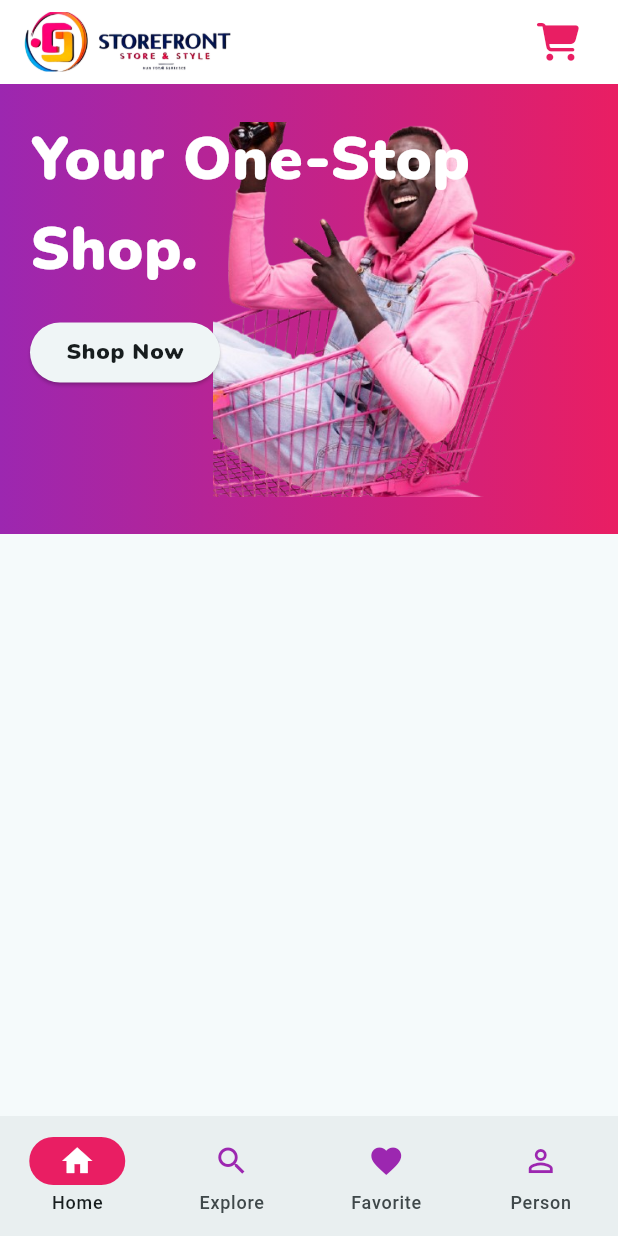
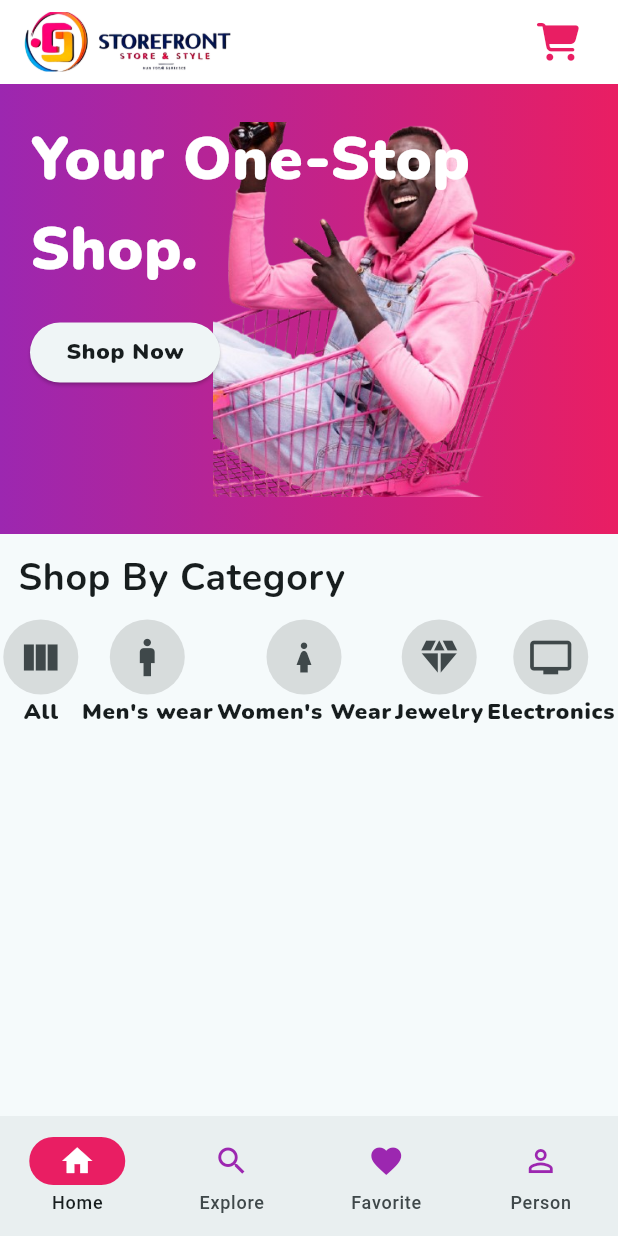
Before and after one commit to gilbert-ku/StoreFront-App, a Flutter app: the screen it shows after launch, on a phone screen of 412 x 824 dp. Run offline on Flutter 3.47's test engine with Material 3 defaults, Android fonts, the phone set to English and light mode, and no system bars; our stand-ins replace cloud_firestore, firebase_analytics, firebase_auth, firebase_core, fluttertoast, font_awesome_flutter and 2 more; accounts and stored records are empty.

Commit message:
feat(cateory): add category section

```diff
--- a/lib/views/home/home_page.dart
+++ b/lib/views/home/home_page.dart
@@ -1,5 +1,6 @@
 import 'package:flutter/material.dart';
 import 'package:font_awesome_flutter/font_awesome_flutter.dart';
+import 'package:storefront/views/home/widgets/category_section.dart';
 import 'package:storefront/views/home/widgets/hero_section.dart';
 
 class Homepage extends StatefulWidget {
@@ -56,6 +57,10 @@ class _HomepageState extends State<Homepage> {
             Column(
               children: [
                 HeroSection(),
+
+                SizedBox(height: 10,),
+
+                CategorySection(),
               ],
             )
           ],
--- /dev/null
+++ b/lib/views/home/widgets/category_section.dart
@@ -0,0 +1,181 @@
+import 'package:flutter/material.dart';
+
+class CategorySection extends StatefulWidget {
+  const CategorySection({super.key});
+
+  @override
+  State<CategorySection> createState() => _CategorySectionState();
+}
+
+class _CategorySectionState extends State<CategorySection> {
+  @override
+  Widget build(BuildContext context) {
+    return Column(
+      children: [
+        Align(
+          alignment: Alignment.bottomLeft,
+          child: Padding(
+            padding: const EdgeInsets.symmetric(horizontal: 12.0),
+            child: Text(
+              "Shop By Category",
+              style: Theme.of(context)
+                  .textTheme
+                  .bodyLarge
+                  ?.copyWith(fontSize: 25, fontWeight: FontWeight.bold),
+            ),
+          ),
+        ),
+        const SizedBox(
+          height: 10,
+        ),
+        Row(
+          mainAxisAlignment: MainAxisAlignment.spaceEvenly,
+          children: [
+            Center(
+              child: Column(
+                children: [
+
+                  // all
+                  Column(
+                    children: [
+                      Container(
+                        height: 50,
+                        width: 50,
+                        decoration: BoxDecoration(
+                            color: Colors.black12,
+                            borderRadius: BorderRadius.circular(100)),
+                        child: Center(
+                          child: IconButton(
+                            iconSize: 30,
+                            icon: const Icon(Icons.view_column),
+                            onPressed: () {},
+                          ),
+                        ),
+                      ),
+                      Text(
+                        "All",
+                        style: Theme.of(context).textTheme.bodyLarge?.copyWith(
+                              fontWeight: FontWeight.w900,
+                              fontSize: 15,
+                            ),
+                      ),
+                    ],
+                  ),
+                ],
+              ),
+            ),
+
+            // men
+            Column(
+              children: [
+                Container(
+                  height: 50,
+                  width: 50,
+                  decoration: BoxDecoration(
+                      color: Colors.black12,
+                      borderRadius: BorderRadius.circular(100)),
+                  child: Center(
+                    child: IconButton(
+                      iconSize: 30,
+                      icon: const Icon(Icons.man),
+                      onPressed: () {},
+                    ),
+                  ),
+                ),
+                Text(
+                  "Men's wear",
+                  style: Theme.of(context).textTheme.bodyLarge?.copyWith(
+                        fontWeight: FontWeight.w900,
+                        fontSize: 15,
+                      ),
+                ),
+              ],
+            ),
+
+            // women
+            Column(
+              children: [
+                Container(
+                  height: 50,
+                  width: 50,
+                  decoration: BoxDecoration(
+                      color: Colors.black12,
+                      borderRadius: BorderRadius.circular(100)),
+                  child: Center(
+                    child: IconButton(
+                      iconSize: 30,
+                      icon: const Icon(Icons.girl),
+                      onPressed: () {},
+                    ),
+                  ),
+                ),
+                Text(
+                  "Women's Wear",
+                  style: Theme.of(context).textTheme.bodyLarge?.copyWith(
+                        fontWeight: FontWeight.w900,
+                        fontSize: 15,
+                      ),
+                ),
+              ],
+            ),
+
+            // Jewelry
+
+            Column(
+              children: [
+                Container(
+                  height: 50,
+                  width: 50,
+                  decoration: BoxDecoration(
+                      color: Colors.black12,
+                      borderRadius: BorderRadius.circular(100)),
+                  child: Center(
+                    child: IconButton(
+                      iconSize: 30,
+                      icon: const Icon(Icons.diamond),
+                      onPressed: () {},
+                    ),
+                  ),
+                ),
+                Text(
+                  "Jewelry",
+                  style: Theme.of(context).textTheme.bodyLarge?.copyWith(
+                        fontWeight: FontWeight.w900,
+                        fontSize: 15,
+                      ),
+                ),
+              ],
+            ),
+
+            // electronic
+            Column(
+              children: [
+                Container(
+                  height: 50,
+                  width: 50,
+                  decoration: BoxDecoration(
+                      color: Colors.black12,
+                      borderRadius: BorderRadius.circular(100)),
+                  child: Center(
+                    child: IconButton(
+                      iconSize: 30,
+                      icon: const Icon(Icons.tv),
+                      onPressed: () {},
+                    ),
+                  ),
+                ),
+                Text(
+                  "Electronics",
+                  style: Theme.of(context).textTheme.bodyLarge?.copyWith(
+                        fontWeight: FontWeight.w900,
+                        fontSize: 15,
+                      ),
+                ),
+              ],
+            ),
+          ],
+        )
+      ],
+    );
+  }
+}
```
Also changed, not shown: 1 other file.
